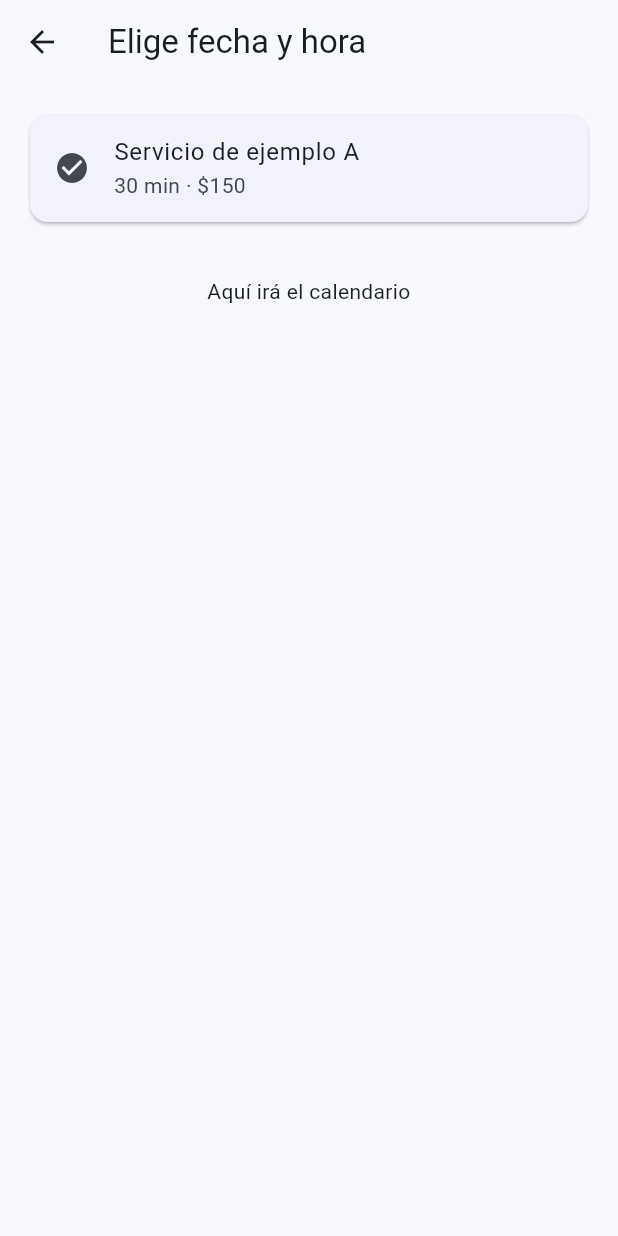
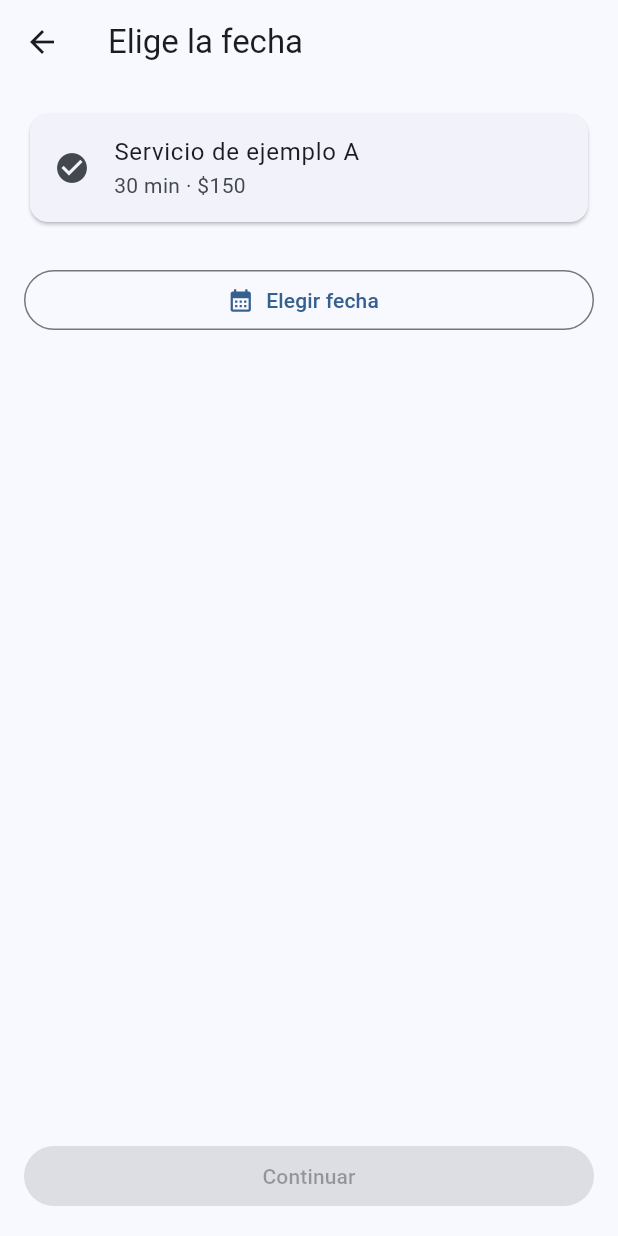
Before and after one commit to Chris34524/autolavado, a Flutter app: the DateSelectionScreen screen opened directly with sample values from the repository, on a phone screen of 412 x 824 dp. Run offline on Flutter 3.47's test engine with Material 3 defaults, Android fonts, the phone set to English and light mode, and no system bars.

Commit message:
Selector de fecha en espanol (es_MX) y primeras pruebas
Co-Authored-By: Claude Opus 5.5 <noreply@anthropic.com>

Claude-Session: https://claude.ai/code/session_015gDB3wnNJk9vm1mjtEaKe7

```diff
--- a/lib/features/booking/screens/date_selection_screen.dart
+++ b/lib/features/booking/screens/date_selection_screen.dart
@@ -3,7 +3,11 @@ import 'package:flutter/material.dart';
 import 'package:autolavado_app/core/utils/formatters.dart';
 import 'package:autolavado_app/features/services/models/wash_service.dart';
 
-class DateSelectionScreen extends StatelessWidget {
+/// PROVISIONAL: cuántos días hacia adelante se puede reservar.
+/// Vendrá de la configuración del negocio en Firestore.
+const int kBookingWindowDays = 30;
+
+class DateSelectionScreen extends StatefulWidget {
   const DateSelectionScreen({
     super.key,
     required this.service,
@@ -13,10 +17,60 @@ class DateSelectionScreen extends StatelessWidget {
   final WashService service;
 
   @override
+  State<DateSelectionScreen> createState() => _DateSelectionScreenState();
+}
+
+class _DateSelectionScreenState extends State<DateSelectionScreen> {
+  /// Día elegido (sin hora). null = todavía no elige.
+  DateTime? _selectedDate;
+
+  /// PROVISIONAL: aquí se excluirán días no laborables y bloqueados.
+  /// Por ahora todos los días son seleccionables.
+  bool _isSelectableDay(DateTime day) => true;
+
+  Future<void> _pickDate() async {
+    final today = DateUtils.dateOnly(DateTime.now());
+
+    final picked = await showDatePicker(
+      context: context,
+      initialDate: _selectedDate ?? today,
+      firstDate: today,
+      lastDate: today.add(const Duration(days: kBookingWindowDays)),
+      selectableDayPredicate: _isSelectableDay,
+      helpText: 'Elige el día de tu lavado',
+    );
+
+    // El cliente cerró el calendario sin elegir.
+    if (picked == null) return;
+    // La pantalla pudo cerrarse mientras el calendario estaba abierto.
+    if (!mounted) return;
+
+    setState(() {
+      _selectedDate = DateUtils.dateOnly(picked);
+    });
+  }
+
+  void _continue() {
+    // PROVISIONAL: aquí navegaremos a la pantalla de horarios (tarea #12),
+    // pasando servicio + fecha.
+    ScaffoldMessenger.of(context).showSnackBar(
+      SnackBar(
+        content: Text(
+          'Fecha elegida: ${formatLongDate(_selectedDate!)}. '
+          'Los horarios llegan en el siguiente paso.',
+        ),
+      ),
+    );
+  }
+
+  @override
   Widget build(BuildContext context) {
+    final service = widget.service;
+    final date = _selectedDate;
+
     return Scaffold(
       appBar: AppBar(
-        title: const Text('Elige fecha y hora'),
+        title: const Text('Elige la fecha'),
       ),
       body: Padding(
         padding: const EdgeInsets.all(16),
@@ -33,11 +87,19 @@ class DateSelectionScreen extends StatelessWidget {
                 ),
               ),
             ),
-            const SizedBox(height: 32),
-            // PROVISIONAL: aquí irá el selector de fecha y horarios disponibles.
-            const Text(
-              'Aquí irá el calendario',
-              textAlign: TextAlign.center,
+            const SizedBox(height: 24),
+            OutlinedButton.icon(
+              onPressed: _pickDate,
+              icon: const Icon(Icons.calendar_month),
+              label: Text(
+                date == null ? 'Elegir fecha' : formatLongDate(date),
+              ),
+            ),
+            const Spacer(),
+            FilledButton(
+              // null deshabilita el botón hasta que haya fecha.
+              onPressed: date == null ? null : _continue,
+              child: const Text('Continuar'),
             ),
           ],
         ),
--- a/pubspec.yaml
+++ b/pubspec.yaml
@@ -9,6 +9,8 @@ environment:
 dependencies:
   flutter:
     sdk: flutter
+  flutter_localizations:
+    sdk: flutter
   intl: ^0.20.3
 
 dev_dependencies:
```
Also changed, not shown: lib/core/utils/formatters.dart (+7 -0 lines), lib/main.dart (+13 -1 lines), pubspec.lock, 2 other files.
